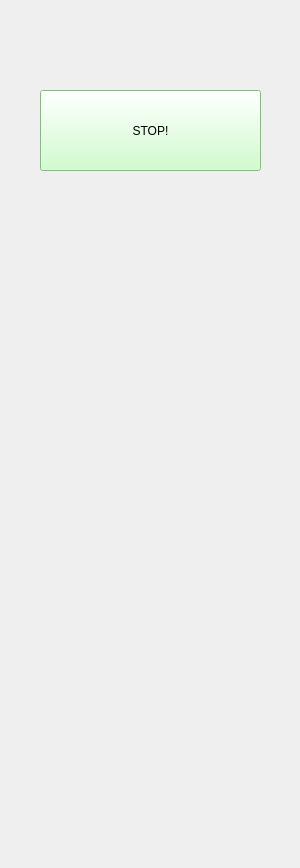
Before: the Qt Designer form ui/BCI/state_views/executionView.ui in CURG-archive/graspit_bci, drawn with Qt 5.
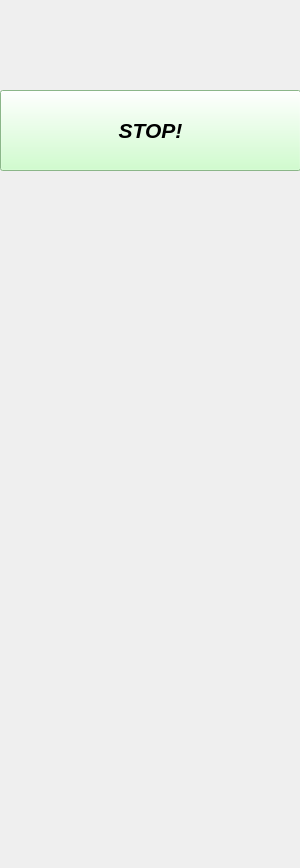
After: the same form once the commit is applied.

Commit message: Made ui buttons larger

```diff
--- a/ui/BCI/state_views/executionView.ui
+++ b/ui/BCI/state_views/executionView.ui
@@ -16,12 +16,20 @@
   <widget class="QPushButton" name="pushButton">
    <property name="geometry">
     <rect>
-     <x>40</x>
+     <x>0</x>
      <y>90</y>
-     <width>221</width>
+     <width>301</width>
      <height>81</height>
     </rect>
    </property>
+   <property name="font">
+    <font>
+     <pointsize>16</pointsize>
+     <weight>75</weight>
+     <italic>true</italic>
+     <bold>true</bold>
+    </font>
+   </property>
    <property name="styleSheet">
     <string notr="true">background-color: rgb(195, 255, 192);</string>
    </property>
```
The commit also changes 4 other files.
